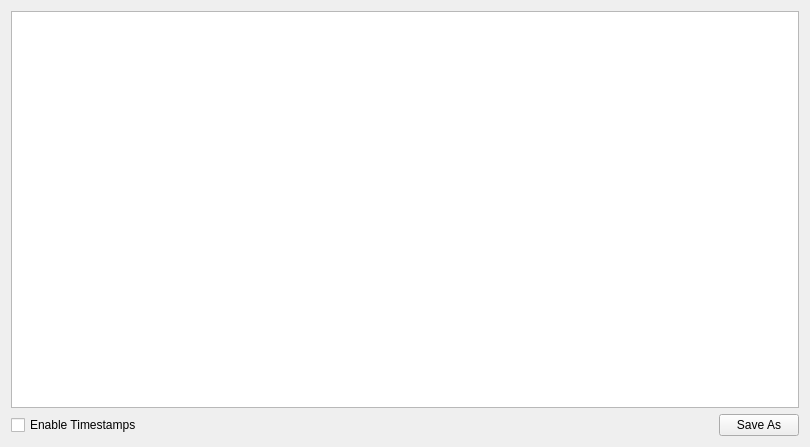
Old version of the form FOSSAGSCP/messagelogframe.ui in the repository FOSSASystems/FOSSA-GroundStationControlPanel.
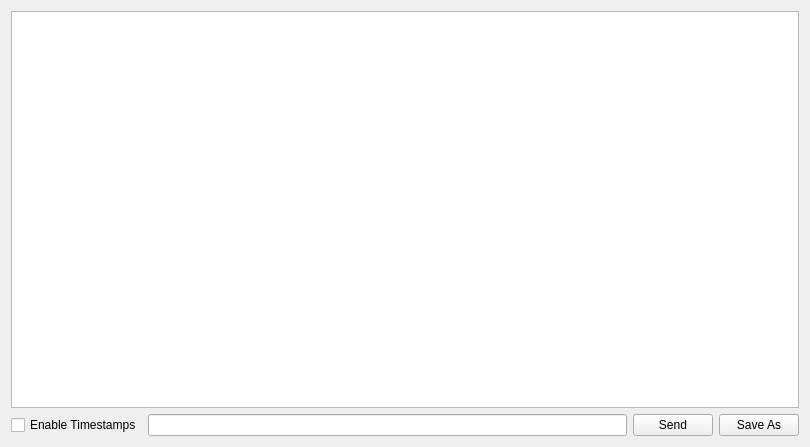
New version of the form.

Commit message: added control panel settings to UI ready for data storage

The edit to the form file:
```diff
--- a/FOSSAGSCP/messagelogframe.ui
+++ b/FOSSAGSCP/messagelogframe.ui
@@ -14,7 +14,7 @@
    <string>Message Log</string>
   </property>
   <layout class="QGridLayout" name="gridLayout">
-   <item row="0" column="0">
+   <item row="0" column="1">
     <widget class="QListView" name="messageLogListView">
      <property name="alternatingRowColors">
       <bool>true</bool>
@@ -27,7 +27,7 @@
      </property>
     </widget>
    </item>
-   <item row="1" column="0">
+   <item row="1" column="1">
     <layout class="QHBoxLayout" name="horizontalLayout">
      <item>
       <widget class="QCheckBox" name="enableTimestampsCheckBox">
@@ -36,6 +36,16 @@
        </property>
       </widget>
      </item>
+     <item>
+      <widget class="QLineEdit" name="lineEdit"/>
+     </item>
+     <item>
+      <widget class="QPushButton" name="pushButton">
+       <property name="text">
+        <string>Send</string>
+       </property>
+      </widget>
+     </item>
      <item>
       <widget class="QPushButton" name="saveAsButton">
        <property name="sizePolicy">
```
The commit also changes 1 other file.
